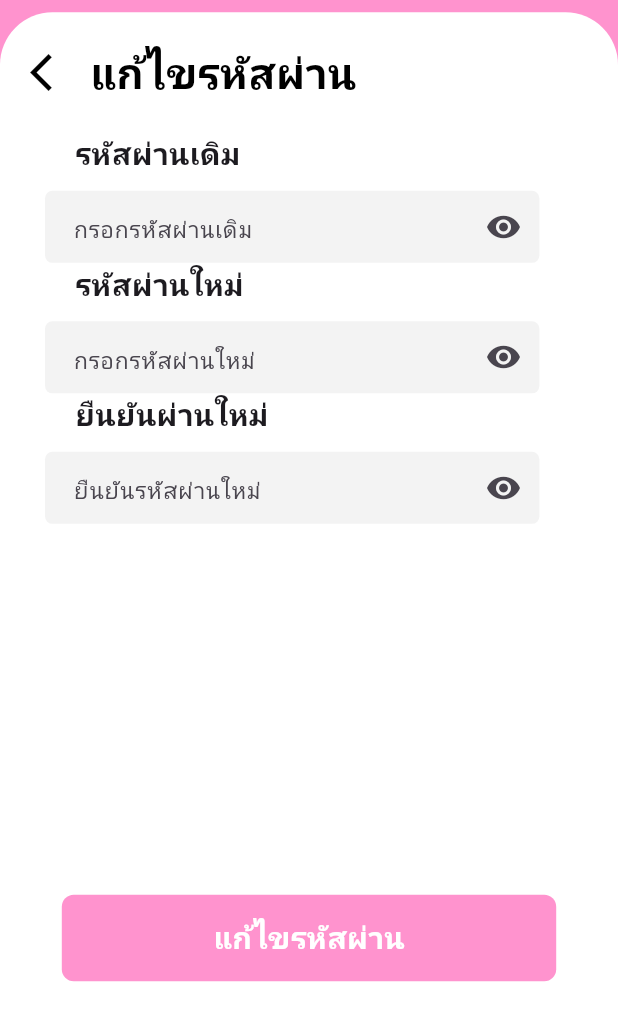
After one commit to AshaTechCorporation/ncimobile, a Flutter app: the EditPassword screen opened directly, on a phone screen of 412 x 824 dp. The commit adds this screen. Shown: the top 1021 px of the screen. Run offline on Flutter 3.47's test engine with Material 3 defaults, Android fonts, the light colour scheme and no system bars; our stand-ins replace dropdown_button2, easy_date_timeline, easy_stepper, file_picker, flutter_html, image_picker and 2 more; accounts and stored records are empty; network calls fail.

Commit message:
เพิ่่มหน้า editPassword เเละ edit Profile

```diff
--- a/lib/constants.dart
+++ b/lib/constants.dart
@@ -24,6 +24,8 @@ const kBlueW = Color.fromARGB(255, 56, 204, 202);
 const kRedR = Color.fromARGB(255, 255, 147, 147);
 const kBlue = Color.fromARGB(255, 32, 32, 246);
 const kRed = Color.fromARGB(255, 204, 56, 56);
+const KFillColor = Color(0xffF3F3F3);
+const kBackground2Color = Color(0xff2F1947);
 
 const List<Map<String, dynamic>> news = [
   {
--- /dev/null
+++ b/lib/home/editPassword.dart
@@ -0,0 +1,180 @@
+import 'package:flutter/material.dart';
+import 'package:ncimobile/constants.dart';
+import 'package:ncimobile/home/firstPage.dart';
+import 'package:ncimobile/widgets/input.dart';
+
+class EditPassword extends StatefulWidget {
+  const EditPassword({super.key});
+
+  @override
+  State<EditPassword> createState() => _EditPasswordState();
+}
+
+class _EditPasswordState extends State<EditPassword> {
+  final TextEditingController originalPassword = TextEditingController();
+  final TextEditingController newPassword = TextEditingController();
+  final TextEditingController ConfirNewPassword = TextEditingController();
+  final forkey = GlobalKey<FormState>();
+  @override
+  Widget build(BuildContext context) {
+    final size = MediaQuery.of(context).size;
+    return Scaffold(
+      backgroundColor: kMainColor,
+      body: ListView(
+        shrinkWrap: true,
+        children: [
+          SizedBox(
+            height: size.height * 0.01,
+          ),
+          Container(
+            height: size.height * 1,
+            decoration: BoxDecoration(
+              color: Colors.white,
+              borderRadius: BorderRadius.only(
+                topLeft: Radius.circular(35.0),
+                topRight: Radius.circular(35.0),
+              ),
+            ),
+            child: Form(
+              key: forkey,
+              child: SingleChildScrollView(
+                child: Column(
+                  crossAxisAlignment: CrossAxisAlignment.start,
+                  children: [
+                    Padding(
+                      padding: EdgeInsets.all(20.0),
+                      child: Row(
+                        mainAxisAlignment: MainAxisAlignment.start,
+                        children: [
+                          // เพิ่มปุ่มย้อนกลับ
+                          GestureDetector(
+                            onTap: () {
+                              Navigator.pop(context);
+                            },
+                            child: Icon(
+                              Icons.arrow_back_ios,
+                              size: 30,
+                              color: Colors.black,
+                            ),
+                          ),
+                          SizedBox(width: 10),
+                          Text(
+                            "แก้ไขรหัสผ่าน",
+                            style: TextStyle(
+                              fontSize: 28,
+                              fontWeight: FontWeight.bold,
+                              color: Colors.black,
+                            ),
+                          ),
+                        ],
+                      ),
+                    ),
+                    Padding(
+                      padding: const EdgeInsets.only(left: 50),
+                      child: Text(
+                        'รหัสผ่านเดิม',
+                        style: TextStyle(fontSize: 20, fontWeight: FontWeight.bold),
+                      ),
+                    ),
+                    Padding(
+                      padding: const EdgeInsets.only(left: 30, top: 10),
+                      child: InputTextFormFieldPassword(
+                        style: TextStyle(fontSize: 15),
+                        colorfill: KFillColor,
+                        obscureText: true,
+                        width: size.width * 0.8,
+                        hintText: 'กรอกรหัสผ่านเดิม',
+                        controller: originalPassword,
+                        validator: (value) {
+                          if (value?.isEmpty ?? true) {
+                            return 'กรุณากรอกรหัสผ่านเดิม';
+                          }
+                          return null;
+                        },
+                      ),
+                    ),
+                    Padding(
+                      padding: const EdgeInsets.only(left: 50),
+                      child: Text(
+                        'รหัสผ่านใหม่',
+                        style: TextStyle(fontSize: 20, fontWeight: FontWeight.bold),
+                      ),
+                    ),
+                    Padding(
+                      padding: const EdgeInsets.only(left: 30, top: 10),
+                      child: InputTextFormFieldPassword(
+                        style: TextStyle(fontSize: 15),
+                        colorfill: KFillColor,
+                        width: size.width * 0.8,
+                        hintText: 'กรอกรหัสผ่านใหม่',
+                        controller: newPassword,
+                        validator: (value) {
+                          if (value?.isEmpty ?? true) {
+                            return 'กรุณากรอกรหัสผ่านใหม่';
+                          } else if (value!.length < 8) {
+                            return 'รหัสผ่านต้องมีอย่างน้อย 8 ตัวอักษร';
+                          }
+                          return null;
+                        },
+                        obscureText: true,
+                      ),
+                    ),
+                    Padding(
+                      padding: const EdgeInsets.only(left: 50),
+                      child: Text(
+                        'ยืนยันผ่านใหม่',
+                        style: TextStyle(fontSize: 20, fontWeight: FontWeight.bold),
+                      ),
+                    ),
+                    Padding(
+                      padding: const EdgeInsets.only(left: 30, top: 10),
+                      child: InputTextFormFieldPassword(
+                        style: TextStyle(fontSize: 15),
+                        colorfill: KFillColor,
+                        width: size.width * 0.8,
+                        hintText: 'ยืนยันรหัสผ่านใหม่',
+                        controller: ConfirNewPassword,
+                        validator: (value) {
+                          if (value?.isEmpty ?? true) {
+                            return 'กรุณายืนยันรหัสผ่านใหม่';
+                          } else if (value != newPassword.text) {
+                            return 'รหัสผ่านไม่ตรงกัน';
+                          }
+                          return null;
+                        },
+                        obscureText: true,
+                      ),
+                    ),
+                    SizedBox(
+                      height: size.height * 0.3,
+                    ),
+                    Center(
+                      child: GestureDetector(
+                        onTap: () {
+                          if (forkey.currentState!.validate()) {
+                            Navigator.push(context, MaterialPageRoute(builder: (context) => FirstPage()));
+                          }
+                        },
+                        child: Container(
+                          height: size.height * 0.07,
+                          width: size.width * 0.8,
+                          decoration: BoxDecoration(borderRadius: BorderRadius.circular(8), color: kMainColor),
+                          child: Center(
+                            child: Text(
+                              "แก้ไขรหัสผ่าน",
+                              style: TextStyle(color: Colors.white, fontSize: 20, fontWeight: FontWeight.bold),
+                            ),
+                          ),
+                        ),
+                      ),
+                    ),
+                  ],
+                ),
+              ),
+            ),
+          ),
+        ],
+      ),
+    );
+  }
+}
--- a/lib/widgets/input.dart
+++ b/lib/widgets/input.dart
@@ -11,6 +11,9 @@ class InputTextFormField extends StatefulWidget {
     this.obscureText,
     this.suffixIcon,
     this.keyboardType,
+    this.style,
+    this.colorfill,
+    this.validator,
   });
 
   double? width;
@@ -21,6 +24,9 @@ class InputTextFormField extends StatefulWidget {
   bool? obscureText;
   Widget? suffixIcon;
   TextInputType? keyboardType;
+  TextStyle? style;
+  Color? colorfill;
+  String? Function(String?)? validator;
 
   @override
   State<InputTextFormField> createState() => _InputTextFormFieldState();
@@ -41,10 +47,10 @@ class _InputTextFormFieldState extends State<InputTextFormField> {
           decoration: InputDecoration(
             contentPadding: const EdgeInsets.symmetric(vertical: 5, horizontal: 15),
             hintText: widget.hintText,
-            hintStyle: TextStyle(fontSize: 15),
+            hintStyle: widget.style,
             prefixIcon: widget.prefixIcon,
             filled: true,
-            fillColor: Color.fromARGB(255, 240, 237, 237),
+            fillColor: widget.colorfill,
             suffixIcon: widget.suffixIcon,
             enabledBorder: OutlineInputBorder(
               borderRadius: BorderRadius.circular(5),
@@ -55,6 +61,68 @@ class _InputTextFormFieldState extends State<InputTextFormField> {
               borderSide: const BorderSide(color: Colors.transparent),
             ),
           ),
+          validator: widget.validator,
         ));
   }
 }
+
+class InputTextFormFieldPassword extends StatefulWidget {
+  InputTextFormFieldPassword({super.key, this.width, this.height, this.controller, this.hintText, this.prefixIcon, required this.obscureText, this.suffixIcon, this.validator, this.keyboardType, this.colorfill, this.style});
+
+  double? width;
+  double? height;
+  TextEditingController? controller;
+  String? hintText;
+  Widget? prefixIcon;
+  bool obscureText = false;
+  Widget? suffixIcon;
+  String? Function(String?)? validator;
+  TextInputType? keyboardType;
+  Color? colorfill;
+  TextStyle? style;
+
+  @override
+  State<InputTextFormFieldPassword> createState() => _InputTextFormFieldPasswordState();
+}
+
+class _InputTextFormFieldPasswordState extends State<InputTextFormFieldPassword> {
+  late bool _show = true;
+  @override
+  Widget build(BuildContext context) {
+    return SizedBox(
+      width: widget.width,
+      height: widget.height,
+      child: TextFormField(
+          controller: widget.controller,
+          // onTap: () async {},
+          style: TextStyle(fontSize: 22),
+          obscureText: widget.obscureText ? _show : false,
+          keyboardType: widget.keyboardType,
+          decoration: InputDecoration(
+            contentPadding: const EdgeInsets.symmetric(vertical: 5, horizontal: 15),
+            hintText: widget.hintText,
+            hintStyle: widget.style,
+            suffixIcon: widget.obscureText
+                ? GestureDetector(
+                    onTap: () {
+                      setState(() {
+                        _show = !_show;
+                      });
+                    },
+                    child: _show ? Icon(Icons.remove_red_eye) : Icon(Icons.remove_red_eye_outlined))
+                : null,
+            filled: true,
+            fillColor: widget.colorfill,
+            enabledBorder: OutlineInputBorder(
+              borderRadius: BorderRadius.circular(5),
+              borderSide: const BorderSide(color: Colors.transparent),
+            ),
+            focusedBorder: OutlineInputBorder(
+              borderRadius: BorderRadius.circular(5),
+              borderSide: const BorderSide(color: Colors.transparent),
+            ),
+          ),
+          validator: widget.validator),
+    );
+  }
+}
```
Also changed, not shown: lib/Dialog/DialogYesNo.dart (added, +133 -0 lines), lib/home/editProfile.dart (added, +233 -0 lines), lib/setting/settingPage.dart (+14 -2 lines).
